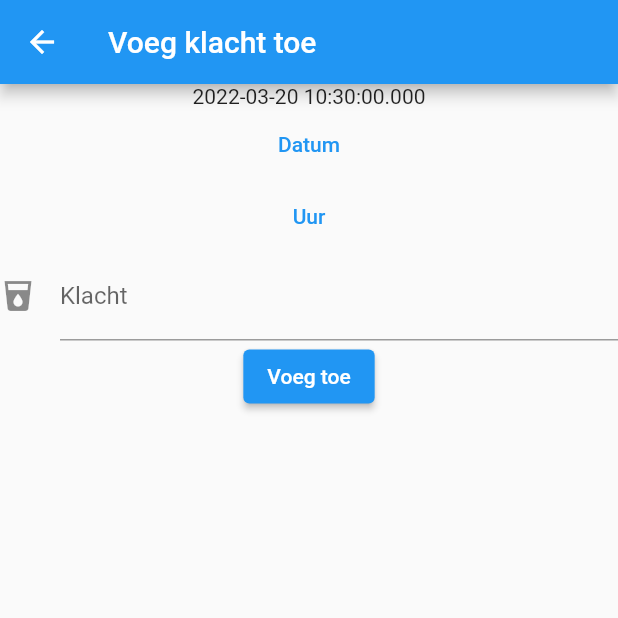
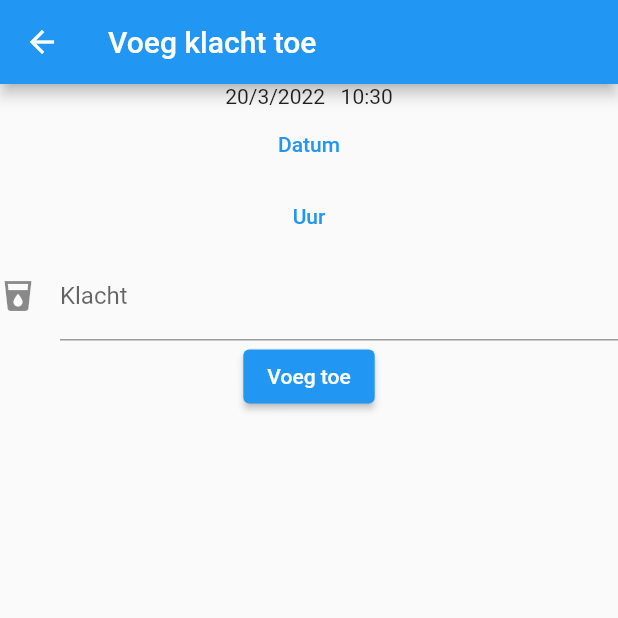
Before and after one commit to FreekSa/EvolutionLogger, a Flutter app: the screen it shows after launch, after a tap on the "add" icon, on a phone screen of 412 x 824 dp, the top half of it. Run offline on Flutter 3.47's test engine with Material 2 defaults, Android fonts, the phone set to English and light mode, and no system bars; our stand-ins replace sqflite; accounts and stored records are empty.

Commit message:
show picked date/time nicer shown to user

```diff
--- a/lib/main.dart
+++ b/lib/main.dart
@@ -183,7 +183,8 @@ class AddLog extends State<AddLogWidget> {
           ),
           body: Column(
             children: <Widget>[
-              Text(pickedDate == null ? "test" : pickedDate.toString()),
+              Text(
+                  "${pickedDate.day}/${pickedDate.month}/${pickedDate.year} \t ${pickedTime.hour}:${pickedTime.minute}"),
               TextButton(
                   // aftrekken van Count (per log)
                   child: const Text("Datum"),
```
Also changed, not shown: 13 other files.
